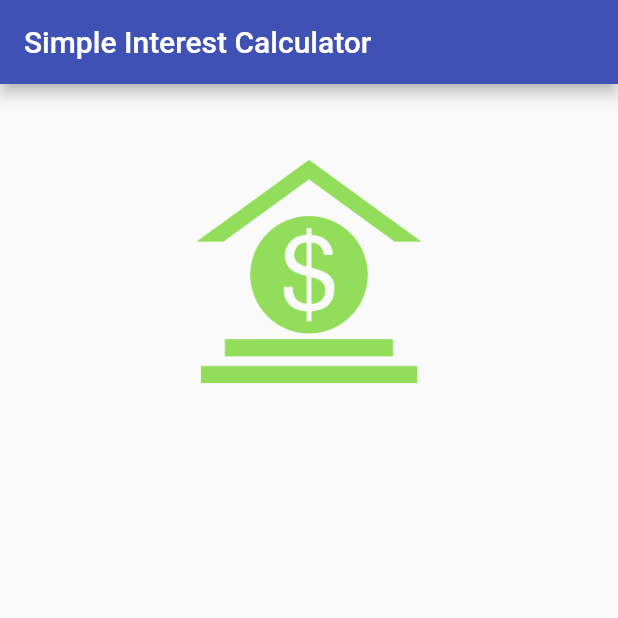
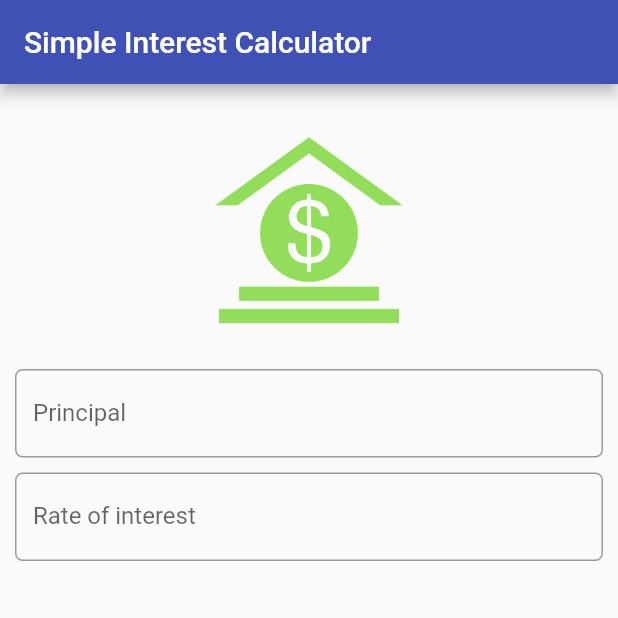
Before and after one commit to erikrios/simple-interest-calculator-app, a Flutter app: the screen it shows after launch, on a phone screen of 412 x 824 dp, the top half of it. Run offline on Flutter 3.47's test engine with Material 2 defaults, Android fonts, the phone set to English and light mode, and no system bars.

Commit message:
Add TextField widget

```diff
--- a/lib/main.dart
+++ b/lib/main.dart
@@ -27,7 +27,7 @@ class SimpleInterestCalculator extends StatefulWidget {
 }
 
 class _SimpleInterestCalculatorState extends State<SimpleInterestCalculator> {
-  final double _minimumPadding = 10.0;
+  final double _minimumPadding = 5.0;
 
   @override
   Widget build(BuildContext context) {
@@ -35,25 +35,62 @@ class _SimpleInterestCalculatorState extends State<SimpleInterestCalculator> {
       appBar: AppBar(
         title: Text('Simple Interest Calculator'),
       ),
-      body: ListView(
-        children: <Widget>[
-          _getCalculatorLogo(),
-        ],
+      body: Container(
+        margin: EdgeInsets.all(_minimumPadding * 2),
+        child: ListView(
+          children: <Widget>[
+            _getCalculatorLogo(),
+            _getTextField(
+              labelText: 'Principal',
+              hintText: 'Enter Principal e.g. 12000',
+            ),
+            _getTextField(
+              labelText: 'Rate of interest',
+              hintText: 'In percent',
+            ),
+            Padding(
+              padding: EdgeInsets.only(
+                top: _minimumPadding,
+                bottom: _minimumPadding,
+              ),
+            )
+          ],
+        ),
       ),
     );
   }
 
   Widget _getCalculatorLogo() {
     AssetImage assetImage = AssetImage('images/money.png');
-    Image image = Image(image: assetImage);
+    Image image = Image(
+      image: assetImage,
+      width: 125.0,
+      height: 125.0,
+    );
     return Container(
-      padding: EdgeInsets.only(
-        top: _minimumPadding * 5,
-        bottom: _minimumPadding * 5,
+      margin: EdgeInsets.all(
+        _minimumPadding * 5,
       ),
-      width: 250,
-      height: 250,
       child: image,
     );
   }
+
+  Widget _getTextField({String labelText, String hintText}) {
+    return Padding(
+      padding: EdgeInsets.only(
+        top: _minimumPadding,
+        bottom: _minimumPadding,
+      ),
+      child: TextField(
+        keyboardType: TextInputType.number,
+        decoration: InputDecoration(
+          labelText: labelText,
+          hintText: hintText,
+          border: OutlineInputBorder(
+            borderRadius: BorderRadius.circular(5.0),
+          ),
+        ),
+      ),
+    );
+  }
 }
```
